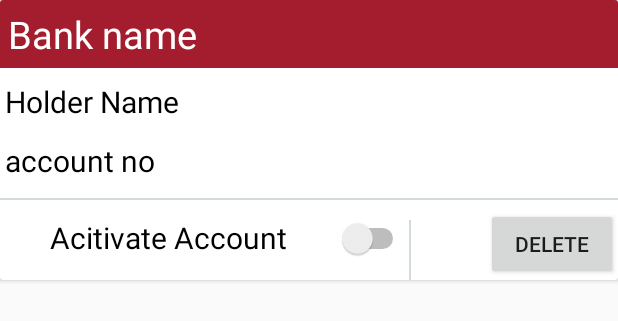
After one commit to hemanth5636/mobizoo, an Android app: the layout mange_bank_item_view.xml on its own in the app's theme, with its tools: preview values and no code run, on a phone screen of 412 x 824 dp. The commit adds this screen. Shown: the top 321 px of the screen. Run offline under Robolectric (Android 15) with nearby library versions, the phone set to English and light mode, and no system bars; network calls fail.

Commit message:
bug fixes and added manage bank screen

```diff
--- a/Mobizoo/app/build.gradle
+++ b/Mobizoo/app/build.gradle
@@ -34,5 +34,6 @@ dependencies {
     testCompile 'junit:junit:4.12'
     compile 'com.google.zxing:core:3.2.1'
     compile 'com.android.volley:volley:1.0.0'
+    compile 'com.android.support:recyclerview-v7:25.1.1'
 }
 apply plugin: 'com.google.gms.google-services'
--- a/Mobizoo/app/src/main/AndroidManifest.xml
+++ b/Mobizoo/app/src/main/AndroidManifest.xml
@@ -25,7 +25,8 @@
         <activity android:name=".activities.EditUserDetails" />
         <activity android:name=".activities.Otp_verify" />
         <activity android:name=".activities.Add_bank_details" />
-        <activity android:name=".activities.Payment_Success_Screen"></activity>
+        <activity android:name=".activities.Payment_Success_Screen" />
+        <activity android:name=".activities.ManageBankDetailsActivity"></activity>
     </application>
 
 </manifest>
--- a/Mobizoo/app/src/main/java/com/jpmc/hemanth/mobizoo/activities/Add_bank_details.java
+++ b/Mobizoo/app/src/main/java/com/jpmc/hemanth/mobizoo/activities/Add_bank_details.java
@@ -58,7 +58,7 @@ public class Add_bank_details extends AppCompatActivity implements View.OnClickL
                 progressDialog.setMessage("saving details...");
                 progressDialog.show();
                 JSONObject postObj = new JSONObject();
-                postObj.put("holser_name", holderName.getText());
+                postObj.put("holder_name", holderName.getText());
                 postObj.put("account_no", accountNumber.getText());
                 postObj.put("ifsc_code", ifscCode.getText());
 
--- a/Mobizoo/app/src/main/java/com/jpmc/hemanth/mobizoo/activities/LoginActivity.java
+++ b/Mobizoo/app/src/main/java/com/jpmc/hemanth/mobizoo/activities/LoginActivity.java
@@ -123,10 +123,10 @@ public class LoginActivity extends AppCompatActivity implements View.OnClickList
                          boolean success = jsonObject.getBoolean("success");
                          if (success) {
                              JSONObject usrObj = jsonObject.getJSONObject("user");
-
+                            Log.e("response", jsonObject.toString());
                              UserSessionDetails obj = new UserSessionDetails();
                              obj.initilisePrefer(UserSessionDetails.USER_PREFER, getApplicationContext());
-                             obj.loginUser(usrObj.getString("first_name"),usrObj.getString("email"),usrObj.getString("profile_pic_url"));
+                             obj.loginUser(usrObj.getString("first_name"),usrObj.getString("email"),usrObj.getString("profile_pic_url"), jsonObject.getString("sessionKey"));
                              if(!jsonObject.getBoolean("new_user"))
                                  obj.saveMobile(usrObj.getString("mobile"));
                              Log.e("url",usrObj.getString("profile_pic_url"));
--- a/Mobizoo/app/src/main/java/utilities/Constants.java
+++ b/Mobizoo/app/src/main/java/utilities/Constants.java
@@ -5,11 +5,12 @@ package utilities;
  */
 
 public class Constants {
-    public static final String BASE_URL = "http://10.10.32.108:8000";
+    public static final String BASE_URL = "http://10.10.32.119:8000";
     public static final String LOGIN_URL = BASE_URL+"/api/user_api/user/login/?format=json&type=user";
     public static final String FETCH_USER_DETASILS_URL = BASE_URL+ "/api/user_api/user/fetch_user_details/?format=json&type=user";
     public static final String REQUEST_OTP_URL = BASE_URL+"/api/user_api/user/request_otp/?format=json&type=user";
     public static final String VERIFY_OTP_URL = BASE_URL+"/api/user_api/user/verify_otp/";
     public static final String RESEND_OTP_URL = BASE_URL+"/api/user_api/user/resend_otp/?format=json&type=user";
-    public static final String SAVE_BANK_DETAILS_URL = BASE_URL+"/api/user_api/bank_details/?format=json&type=user";
+    public static final String SAVE_BANK_DETAILS_URL = BASE_URL+"/api/user_api/bank_details/save_bank/?format=json&type=user";
+    public static final String FETCH_BANKS_URL = BASE_URL+"/api/user_api/bank_details/?format=json&type=user";
 }
--- /dev/null
+++ b/Mobizoo/app/src/main/res/layout/mange_bank_item_view.xml
@@ -0,0 +1,82 @@
+<?xml version="1.0" encoding="utf-8"?>
+<android.support.design.widget.CoordinatorLayout xmlns:android="http://schemas.android.com/apk/res/android"
+    xmlns:app="http://schemas.android.com/apk/res-auto"
+    android:layout_width="match_parent"
+    android:layout_height="match_parent">
+    <LinearLayout
+        android:layout_width="match_parent"
+        android:layout_height="match_parent"
+        android:orientation="vertical">
+        <android.support.v7.widget.CardView
+            android:id="@+id/card_view"
+            android:layout_width="match_parent"
+            android:paddingBottom="3dp"
+            android:layout_height="wrap_content"
+            >
+
+    <LinearLayout
+        android:layout_width="match_parent"
+        android:layout_height="match_parent"
+        android:orientation="vertical">
+
+        <TextView
+            android:text="Bank name"
+            android:padding="5dp"
+            android:background="@color/colorPrimary"
+            android:textColor="@color/cardview_light_background"
+            android:textSize="25dp"
+            android:layout_width="match_parent"
+            android:layout_height="wrap_content"
+            android:id="@+id/manage_bank_name" />
+
+        <TextView
+            android:text="Holder Name"
+            android:textSize="20sp"
+            android:padding="3dp"
+            android:layout_marginTop="5dp"
+            android:layout_width="match_parent"
+            android:layout_height="wrap_content"
+            android:id="@+id/manage_bank_holder_name"
+            android:textColor="@color/common_google_signin_btn_text_dark_focused" />
+        <TextView
+            android:text="account no"
+            android:textSize="20sp"
+            android:padding="3dp"
+            android:layout_marginTop="5dp"
+            android:layout_width="match_parent"
+            android:layout_height="wrap_content"
+            android:id="@+id/manage_bank_account_no"
+            android:textColor="@color/common_google_signin_btn_text_dark_focused" />
+        <View android:background="#d3dcd3" android:layout_width="fill_parent" android:layout_height="1.0dip"
+            android:layout_marginTop="8dp"/>
+
+        <LinearLayout
+            android:layout_width="match_parent"
+            android:layout_marginTop="5dp"
+            android:layout_height="wrap_content"
+            android:orientation="horizontal">
+
+            <Switch
+                android:text="Acitivate Account"
+                android:layout_width="wrap_content"
+                android:layout_height="40dp"
+                android:id="@+id/switch1"
+                android:textSize="20dp"
+                android:gravity="center"
+                android:layout_weight="1" />
+            <View android:background="#d3dcd3" android:layout_width="1.0dp" android:layout_height="match_parent"
+                android:layout_marginTop="8dp"/>
+
+            <Button
+                android:text="delete"
+                android:layout_width="wrap_content"
+                android:layout_height="wrap_content"
+                android:id="@+id/button_delete_bank"
+                android:layout_gravity="right"
+                android:layout_marginLeft="50dp"
+                />
+        </LinearLayout>
+    </LinearLayout>
+        </android.support.v7.widget.CardView>
+    </LinearLayout>
+</android.support.design.widget.CoordinatorLayout>
```
Also changed, not shown: Mobizoo/app/src/main/java/com/jpmc/hemanth/mobizoo/activities/EditUserDetails.java (+43 -17 lines), Mobizoo/app/src/main/java/com/jpmc/hemanth/mobizoo/activities/ManageBankDetailsActivity.java (added, +70 -0 lines), Mobizoo/app/src/main/java/pojo/BankListPojo.java (added, +49 -0 lines), Mobizoo/app/src/main/java/utilities/UserSessionDetails.java (+9 -1 lines), Mobizoo/app/src/main/res/layout/activity_manage_bank_details.xml (added, +17 -0 lines).
